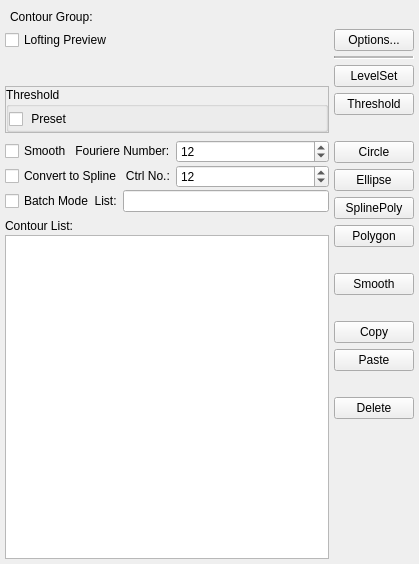
This is Code/Source/Plugins/org.sv.gui.qt.segmentation/src/internal/svSegmentation2D.ui in SimVascular/SimVascular as Qt 5 draws it before an edit. The edited form follows.
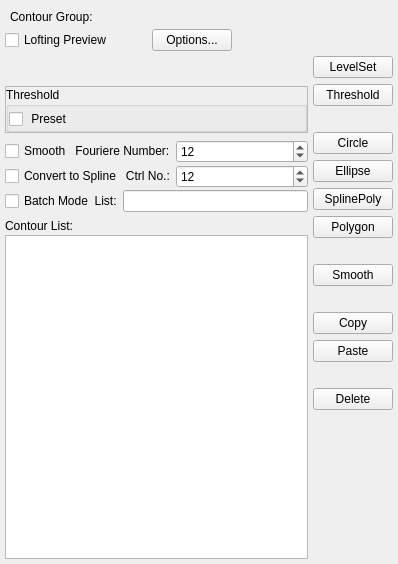
This is the edited form. Custom widgets are drawn as their Qt base class.

Commit message: use area to estimate short axis for ellipse; adjust GUI

What changed in the file:
```diff
--- a/Code/Source/Plugins/org.sv.gui.qt.segmentation/src/internal/svSegmentation2D.ui
+++ b/Code/Source/Plugins/org.sv.gui.qt.segmentation/src/internal/svSegmentation2D.ui
@@ -6,7 +6,7 @@
    <rect>
     <x>0</x>
     <y>0</y>
-    <width>419</width>
+    <width>398</width>
     <height>564</height>
    </rect>
   </property>
@@ -67,11 +67,11 @@
    <item>
     <widget class="svResliceSlider" name="resliceSlider" native="true"/>
    </item>
-   <item>
+   <item alignment="Qt::AlignLeft">
     <widget class="QWidget" name="widget_4" native="true">
      <layout class="QHBoxLayout" name="horizontalLayout_6">
       <property name="spacing">
-       <number>0</number>
+       <number>40</number>
       </property>
       <property name="leftMargin">
        <number>0</number>
@@ -413,16 +413,6 @@
          <property name="bottomMargin">
           <number>0</number>
          </property>
-         <item>
-          <widget class="Line" name="line_6">
-           <property name="midLineWidth">
-            <number>2</number>
-           </property>
-           <property name="orientation">
-            <enum>Qt::Horizontal</enum>
-           </property>
-          </widget>
-         </item>
          <item>
           <widget class="QPushButton" name="btnLevelSet">
            <property name="text">
```
Left out of the diff: 1 changed line with no effect on the pictures. The commit also changes 3 other files.
